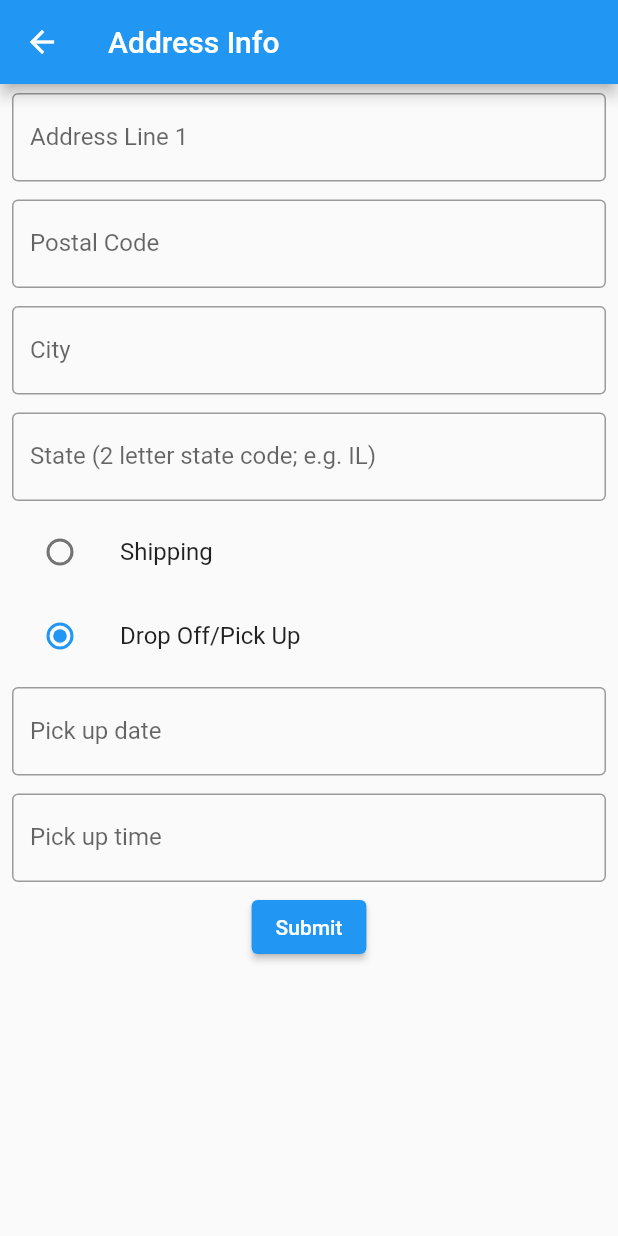
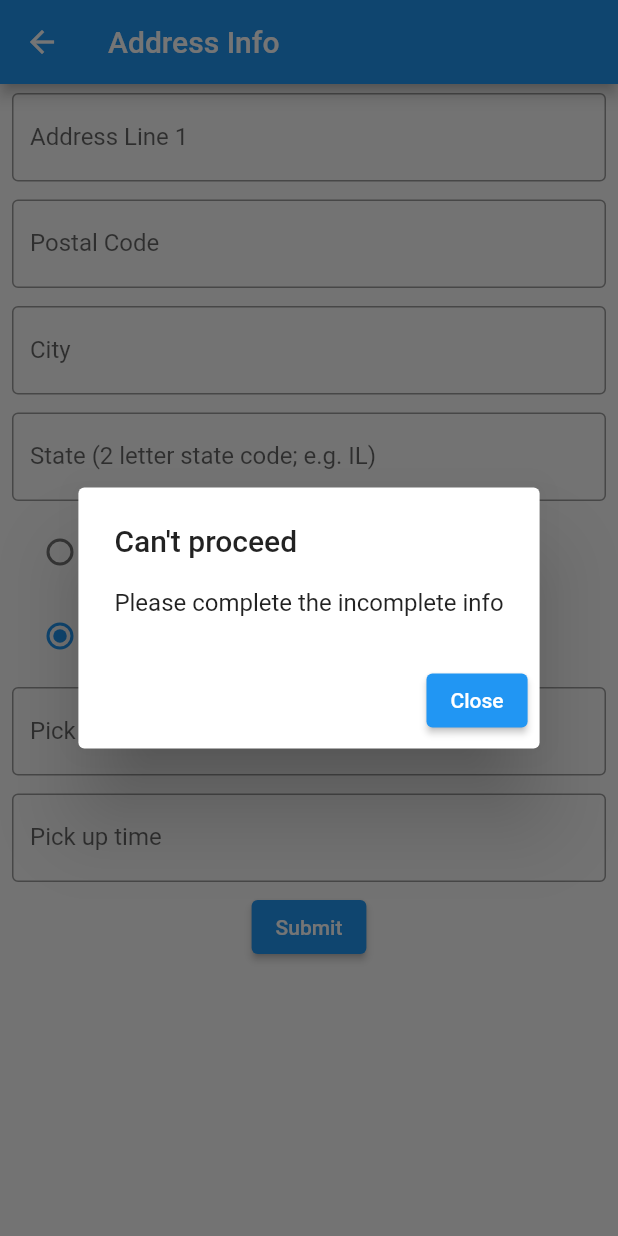
Before and after one commit to nstaFresh/nstaFreshV1, a Flutter app: the Address screen opened directly with empty values, after a tap on "Submit", on a phone screen of 412 x 824 dp. Run offline on Flutter 3.47's test engine with Material 2 defaults, Android fonts, the phone set to English and light mode, and no system bars; our stand-ins replace flutter_dotenv; missing offline and left inert: flutter_stripe.

Commit message:
I added the popup to the address screen

```diff
--- a/lib/address.dart
+++ b/lib/address.dart
@@ -81,6 +81,29 @@ class AddressContent extends StatefulWidget {
 
 class _AddressContentState extends State<AddressContent> {
   _AddressContentState();
+
+
+
+    Widget _buildPopupDialog(BuildContext context) {
+    return new AlertDialog(
+      title: const Text("Can't proceed"),
+      content: new Column(
+        mainAxisSize: MainAxisSize.min,
+        crossAxisAlignment: CrossAxisAlignment.start,
+        children: <Widget>[
+          Text("Please complete the incomplete info"),
+        ],
+      ),
+      actions: <Widget>[
+        new ElevatedButton(
+          onPressed: () {
+            Navigator.of(context).pop();
+          },
+          child: const Text('Close'),
+        ),
+      ],
+    );
+  }
 
   late AddressInfo infoForPayment;
   static TextEditingController addressLine1Controller = TextEditingController();
@@ -228,6 +251,15 @@ class _AddressContentState extends State<AddressContent> {
                                   (pickUpDateController.text.isEmpty ||
                                       pickUpTimeController.text.isEmpty))) {
                             print("fuck you");
+
+
+
+
+                                                showDialog(
+                      context: context,
+                      builder: (BuildContext context) =>
+                          _buildPopupDialog(context),
+                    );
                           } else {
                             //add the boolean for shipping/not shipping into this constructor
                             AddressInfo infoForPayment = new AddressInfo(
--- a/lib/book_cleaning.dart
+++ b/lib/book_cleaning.dart
@@ -41,12 +41,12 @@ class BookCleaningContent extends StatefulWidget {
 class _BookCleaningContentState extends State<BookCleaningContent> {
   Widget _buildPopupDialog(BuildContext context) {
     return new AlertDialog(
-      title: const Text('Popup example'),
+      title: const Text("Can't proceed"),
       content: new Column(
         mainAxisSize: MainAxisSize.min,
         crossAxisAlignment: CrossAxisAlignment.start,
         children: <Widget>[
-          Text("Hello"),
+          Text("Please complete the incomplete info"),
         ],
       ),
       actions: <Widget>[
```
